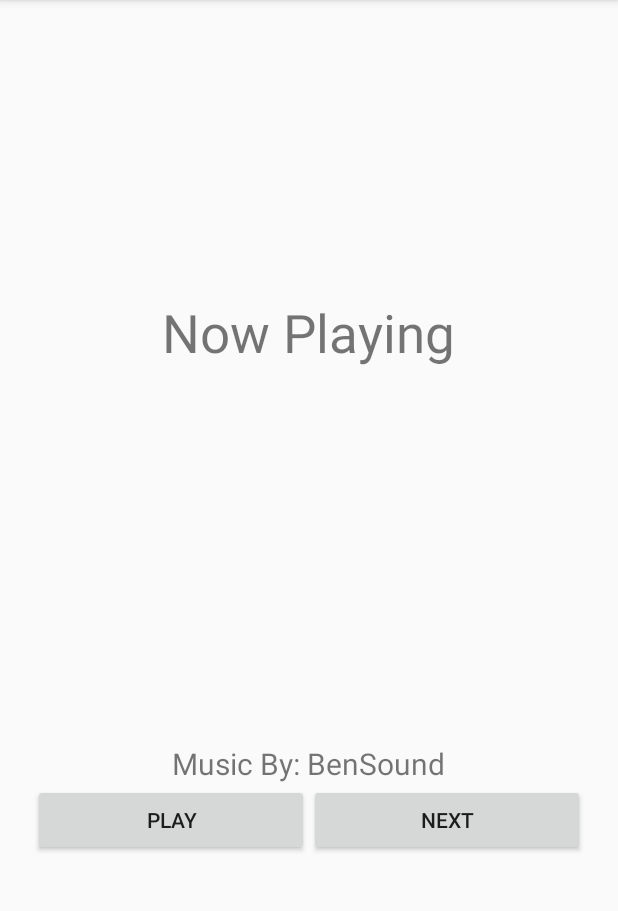
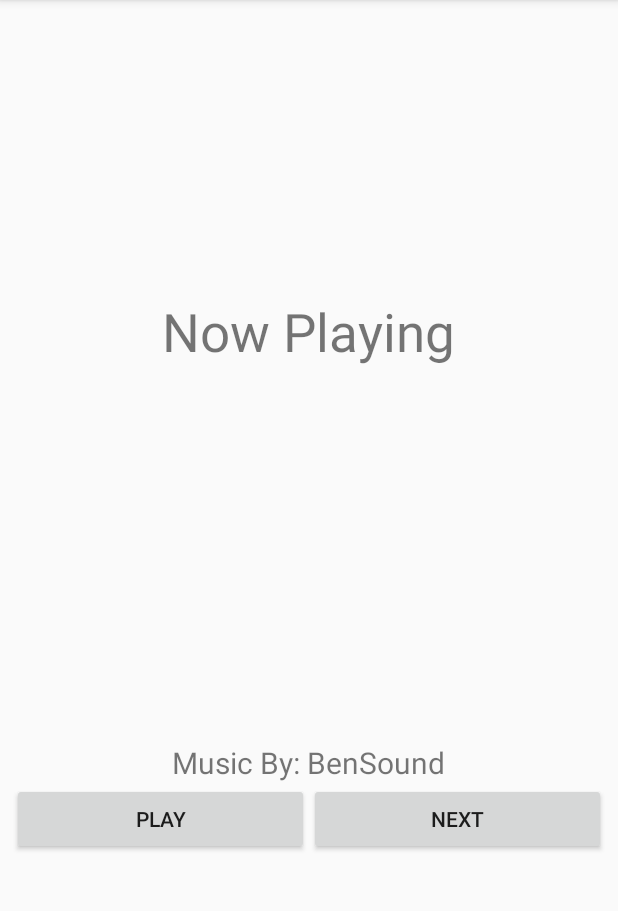
Before and after one commit to Theharm0n95/AppName, an Android app: the NowPlayingActivity screen opened directly, with no data from a screen before it, after a tap on "NEXT", on a phone screen of 412 x 824 dp, the part 84-995 px from its top. Run offline under Robolectric (Android 15) with nearby library versions, the phone set to English and light mode, and no system bars; 3 statements that could not run were skipped.

Commit message:
Issues Fixed
AudioPlayer - async attempts removed
NowPLayingActivity - functionality restored and bugs fixed

```diff
--- a/app/src/main/java/harmon/osu/appname/AudioPlayer.java
+++ b/app/src/main/java/harmon/osu/appname/AudioPlayer.java
@@ -15,27 +15,33 @@ public class AudioPlayer {
 
 
     public AudioPlayer(Context c, int genre){
-        genreId = genre;
+        genreId = genre % songList.length;
         songId = 0;
         audioContext = c;
 
         mAudio = MediaPlayer.create(audioContext, songList[genreId][songId]);
-        mAudio.prepareAsync();
+        mAudio.setOnCompletionListener(new MediaPlayer.OnCompletionListener() {
+            @Override
+            public void onCompletion(MediaPlayer mediaPlayer) {
+                if((songId + 1) < songList[genreId].length){
+                    next();
+                }
+            }
+        });
     }
 
     public void play(){
         if(mAudio == null){
             mAudio = MediaPlayer.create(audioContext, songList[genreId][songId]);
-        }
-
             mAudio.setOnCompletionListener(new MediaPlayer.OnCompletionListener() {
                 @Override
                 public void onCompletion(MediaPlayer mediaPlayer) {
-                if((songId % songList[genreId].length != 0) && songId != 0){
+                    if((songId + 1) < songList[genreId].length){
                         next();
                     }
                 }
             });
+        }
 
         mAudio.start();
     }
@@ -46,28 +52,14 @@ public class AudioPlayer {
         }
     }
 
-    public void resume(){
-        if(mAudio != null){
-            mAudio.start();
-        }
-    }
-
     public void next(){
         if(mAudio != null){
             stop();
-            mAudio = null;
         }
 
-        mAudio = MediaPlayer.create(audioContext, songList[genreId][(++songId % songList[genreId].length)]);
-        mAudio.setOnPreparedListener(new MediaPlayer.OnPreparedListener() {
-            @Override
-            public void onPrepared(MediaPlayer mediaPlayer) {
+        if (++songId < songList[genreId].length){
             play();
         }
-        });
-
-        mAudio.prepareAsync();
-
     }
 
     public void stop(){
@@ -77,19 +69,14 @@ public class AudioPlayer {
         }
     }
 
-    public boolean hasAudioLoaded(){
-        return (mAudio != null);
-    }
-
     private int songList[][] = {
             {R.raw.electonica_house, R.raw.electronica_dubstep, R.raw.electronica_endless},
             {R.raw.rock_beginning, R.raw.rock_higher},
             {R.raw.acoustic_breeze, R.raw.acoustic_remember}
     };
 
-    private String songName[][] = {
-            {"House", "Dubstep", "Endless"},
-            {"Beginning", "Higher"},
-            {"Breeze", "Remember"}
-    };
+    public boolean isPlaying(){
+       return (mAudio != null);
     }
+
+}
--- a/app/src/main/java/harmon/osu/appname/AverageColorActivity.java
+++ b/app/src/main/java/harmon/osu/appname/AverageColorActivity.java
@@ -24,6 +24,7 @@ public class AverageColorActivity extends AppCompatActivity {
     protected void onCreate(Bundle savedInstanceState) {
         super.onCreate(savedInstanceState);
         setContentView(R.layout.average_color);
+
         Intent i = getIntent();
         Bundle extras = i.getExtras();
         String file = extras.getString("file");
--- a/app/src/main/java/harmon/osu/appname/MainMenuActivity.java
+++ b/app/src/main/java/harmon/osu/appname/MainMenuActivity.java
@@ -70,7 +70,7 @@ public class MainMenuActivity extends AppCompatActivity {
         mNowPlayingButton.setOnClickListener(new View.OnClickListener() {
             @Override
             public void onClick(View view) {
-                toNowPlaying(R.color.army, true);
+                toNowPlaying(R.color.black, true);
             }
         });
 
--- a/app/src/main/res/layout/activity_now_playing.xml
+++ b/app/src/main/res/layout/activity_now_playing.xml
@@ -7,8 +7,8 @@
     tools:context="harmon.osu.appname.NowPlayingActivity">
 
     <LinearLayout
-        android:layout_width="368dp"
-        android:layout_height="495dp"
+        android:layout_width="match_parent"
+        android:layout_height="match_parent"
         android:layout_marginBottom="8dp"
         android:layout_marginEnd="8dp"
         android:layout_marginStart="8dp"
@@ -51,8 +51,7 @@
                 android:layout_width="wrap_content"
                 android:layout_height="wrap_content"
                 android:layout_weight="1"
-                android:text="Play"
-                android:visibility="visible"/>
+                android:text="Play" />
 
             <Button
                 android:id="@+id/next_button"
```
Also changed, not shown: app/src/main/java/harmon/osu/appname/NowPlayingActivity.java (+28 -23 lines), app/src/main/java/harmon/osu/appname/SettingsMenuActivity.java (+1 -34 lines), app/src/main/java/harmon/osu/appname/TakePictureActivity.java (+4 -3 lines), app/src/main/res/layout/activity_photo_gallery.xml (deleted, +0 -34 lines). Lines whose indentation alone changed are shown as unchanged.
